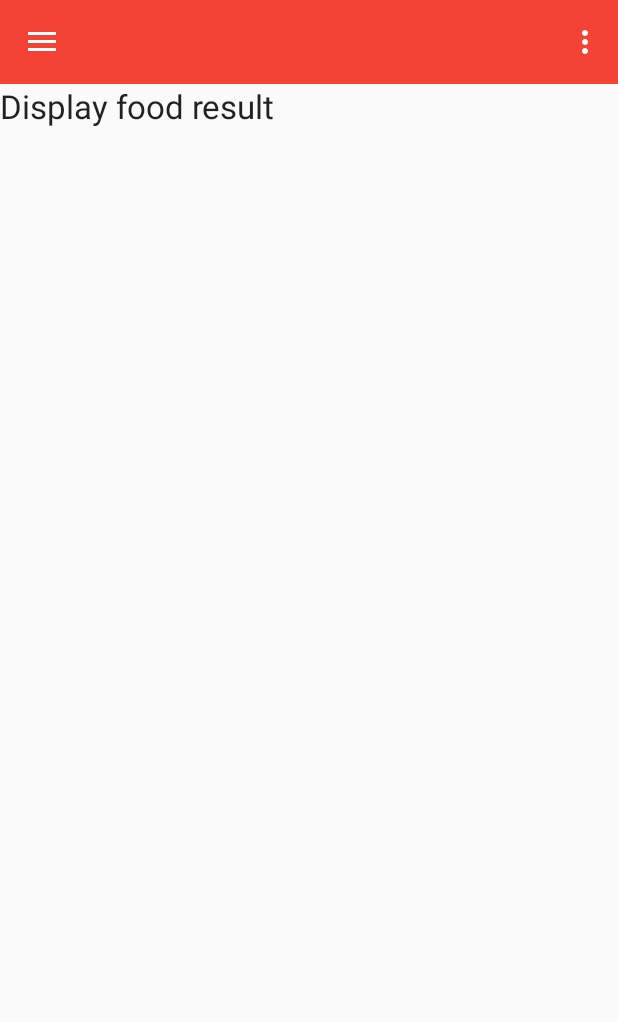
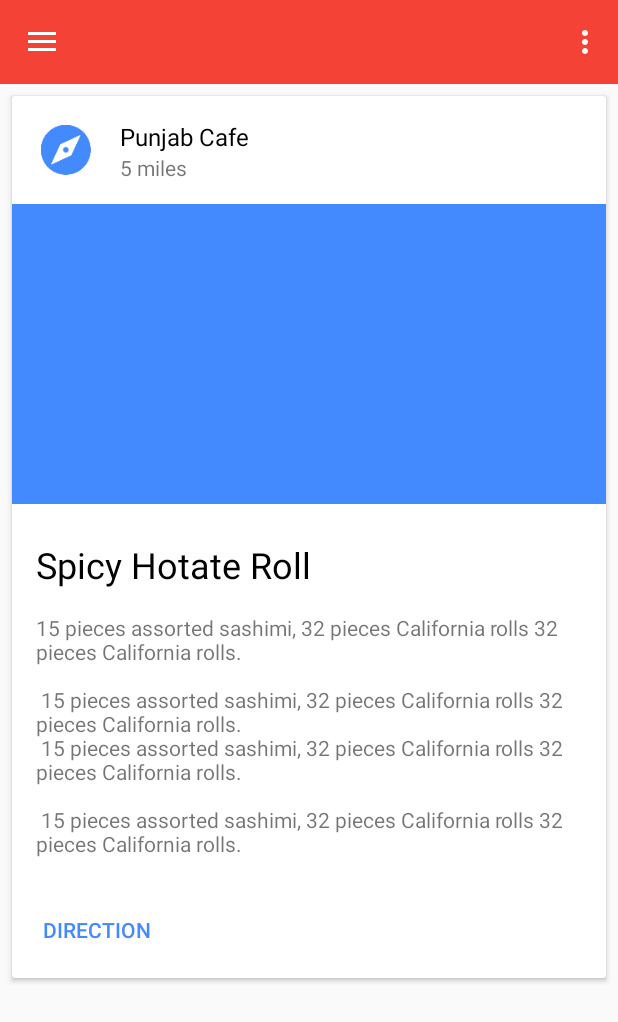
Before and after one commit to Limantara/Eat-It, an Android app: the DisplayResult screen opened directly, with no data from a screen before it, on a phone screen of 412 x 824 dp. Shown: the top 1022 px of the screen. Run offline under Robolectric (Android 15) with nearby library versions, the phone set to English and light mode, and no system bars.

```diff
--- a/app/src/main/res/layout/activity_display_result.xml
+++ b/app/src/main/res/layout/activity_display_result.xml
@@ -7,6 +7,7 @@
     tools:context=".MainActivity">
 
     <!--Drawer-->
+
     <android.support.v4.widget.DrawerLayout
         xmlns:android="http://schemas.android.com/apk/res/android"
         xmlns:app="http://schemas.android.com/apk/res-auto"
@@ -35,13 +36,107 @@
                         layout="@layout/toolbar" />
                 </LinearLayout>
 
-                <TextView
-                    android:layout_width="wrap_content"
-                    android:layout_height="wrap_content"
-                    android:textAppearance="?android:attr/textAppearanceLarge"
-                    android:text="Display food result"
-                    android:layout_below="@+id/container_toolbar"
-                    android:id="@+id/textView4" />
+                <ScrollView
+                    android:layout_width="match_parent"
+                    android:layout_height="match_parent"
+                    android:id="@+id/scrollView"
+                    android:layout_below="@+id/container_toolbar">
+
+                    <LinearLayout
+                        android:layout_width="match_parent"
+                        android:layout_height="wrap_content">
+
+                        <android.support.v7.widget.CardView
+                            android:layout_width="match_parent"
+                            android:layout_height="wrap_content"
+                            android:layout_margin="8dp">
+
+                            <RelativeLayout
+                                android:layout_width="match_parent"
+                                android:layout_height="wrap_content">
+
+                                <RelativeLayout
+                                    android:id="@+id/restaurantInfo"
+                                    android:layout_width="match_parent"
+                                    android:layout_height="wrap_content">
+
+                                    <ImageView
+                                        android:layout_width="40dp"
+                                        android:layout_height="40dp"
+                                        android:layout_marginLeft="16dp"
+                                        android:src="@drawable/ic_action_explore"
+                                        android:tint="@color/accent"
+                                        android:layout_marginTop="16dp"
+                                        android:layout_marginBottom="16dp" />
+
+                                    <TextView
+                                        android:id="@+id/restaurantName"
+                                        android:layout_width="match_parent"
+                                        android:layout_height="wrap_content"
+                                        android:layout_marginLeft="72dp"
+                                        android:layout_marginStart="72dp"
+                                        android:fontFamily="sans_serif_regular"
+                                        android:textSize="16sp"
+                                        android:text="Punjab Cafe"
+                                        android:textColor="@color/black"
+                                        android:layout_marginTop="16dp" />
+
+                                    <TextView
+                                        android:layout_width="match_parent"
+                                        android:layout_height="wrap_content"
+                                        android:text="5 miles"
+                                        android:layout_marginLeft="72dp"
+                                        android:layout_marginStart="72dp"
+                                        android:layout_below="@+id/restaurantName" />
+
+                                </RelativeLayout>
+
+
+                                <ImageView
+                                    android:id="@+id/foodImage"
+                                    android:layout_width="match_parent"
+                                    android:layout_height="200dp"
+                                    android:layout_below="@+id/restaurantInfo"
+                                    android:background="@color/accent" />
+
+                                <TextView
+                                    android:id="@+id/foodName"
+                                    android:layout_width="match_parent"
+                                    android:layout_height="wrap_content"
+                                    android:layout_below="@+id/foodImage"
+                                    android:text="Spicy Hotate Roll"
+                                    android:fontFamily="sans_serif_regular"
+                                    android:textSize="24sp"
+                                    android:layout_marginTop="24dp"
+                                    android:layout_marginLeft="16dp"
+                                    android:textColor="@color/black"
+                                    android:layout_marginBottom="16dp" />
+
+                                <TextView
+                                    android:id="@+id/foodDescription"
+                                    android:layout_width="match_parent"
+                                    android:layout_height="wrap_content"
+                                    android:layout_below="@+id/foodName"
+                                    android:text="15 pieces assorted sashimi, 32 pieces California rolls 32 pieces California rolls. \n\n 15 pieces assorted sashimi, 32 pieces California rolls 32 pieces California rolls.\n 15 pieces assorted sashimi, 32 pieces California rolls 32 pieces California rolls. \n\n 15 pieces assorted sashimi, 32 pieces California rolls 32 pieces California rolls."
+                                    android:layout_marginLeft="16dp"
+                                    android:layout_marginBottom="16dp" />
+
+                                <Button
+                                    android:layout_width="wrap_content"
+                                    android:layout_height="wrap_content"
+                                    android:layout_below="@+id/foodDescription"
+                                    android:text="Direction"
+                                    style="?android:attr/borderlessButtonStyle"
+                                    android:textColor="@color/accent"
+                                    android:layout_margin="8dp" />
+
+                            </RelativeLayout>
+
+                        </android.support.v7.widget.CardView>
+
+                    </LinearLayout>
+
+                </ScrollView>
 
             </RelativeLayout>
 
@@ -70,6 +165,7 @@
             android:layout_gravity="start"
             app:layout="@layout/fragment_navigation_drawer"
             tools:layout="@layout/fragment_navigation_drawer" />
+
     </android.support.v4.widget.DrawerLayout>
 
 </RelativeLayout>
--- a/app/src/main/res/values/colors.xml
+++ b/app/src/main/res/values/colors.xml
@@ -5,4 +5,5 @@
     <color name="accent">#448AFF</color>
     <color name="white">#FFFFFF</color>
     <color name="divider">#B6B6B6</color>
+    <color name="black">#000000</color>
 </resources>
```
Also changed, not shown: app/src/main/res/drawable/ic_restaurant.png (added).
